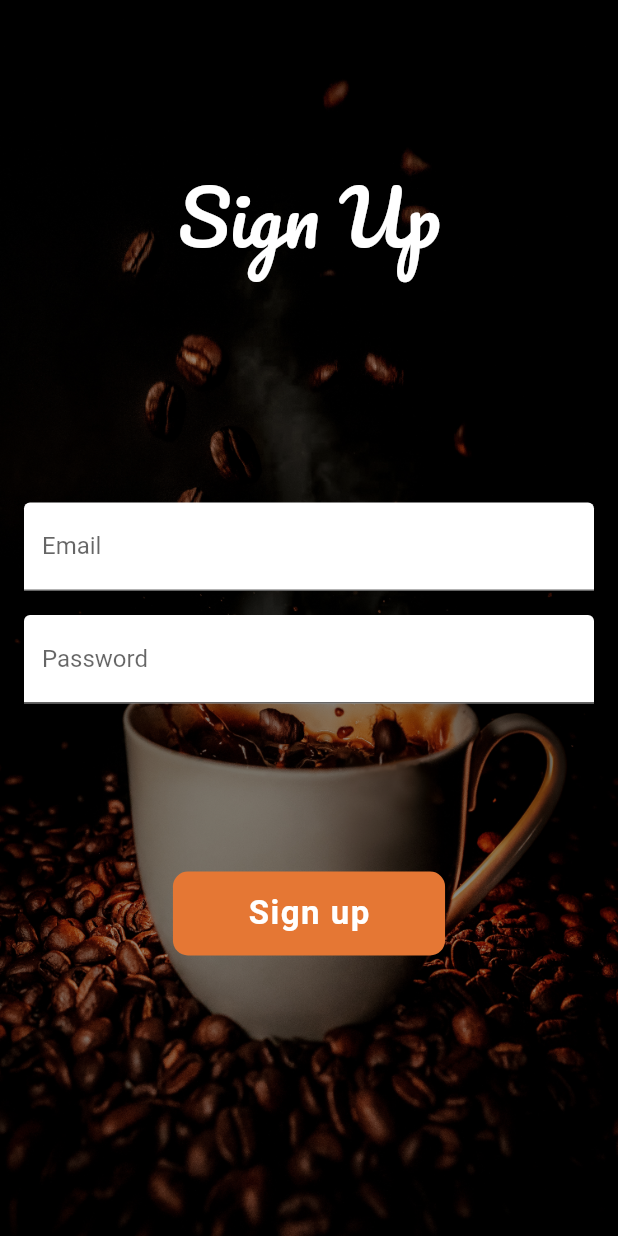
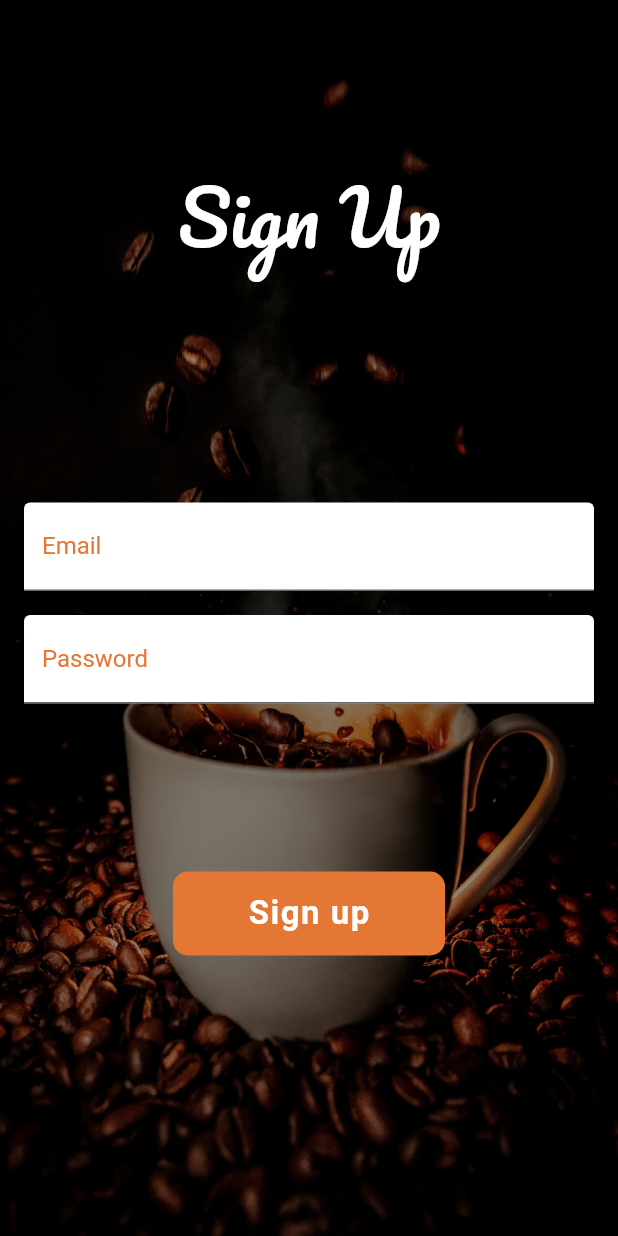
Before and after one commit to rvegarodz/Express_O, a Flutter app: the SignUpPage screen opened directly, on a phone screen of 412 x 824 dp. Run offline on Flutter 3.47's test engine with Material 2 defaults, Android fonts, the phone set to English and light mode, and no system bars; our stand-ins replace cloud_firestore, firebase_auth, firebase_core, google_fonts, logger; accounts and stored records are empty.

Commit message:
fixing text color

```diff
--- a/coffee_shop-main/lib/screens/sign_up_screen.dart
+++ b/coffee_shop-main/lib/screens/sign_up_screen.dart
@@ -121,9 +121,13 @@ class SignUpPageState extends State<SignUpPage> {
                       children: [
                         TextFormField(
                           decoration: const InputDecoration(
-                              labelText: 'Email',
-                              filled: true,
-                              fillColor: Colors.white),
+                            labelText: 'Email',
+                            filled: true,
+                            fillColor: Colors.white,
+                            labelStyle: TextStyle(
+                              color: Color(0xFFE57734),
+                            ),
+                          ),
                           keyboardType: TextInputType.emailAddress,
                           validator: (value) {
                             if (value == null || value.isEmpty) {
@@ -138,9 +142,13 @@ class SignUpPageState extends State<SignUpPage> {
                         const SizedBox(height: 16.0),
                         TextFormField(
                           decoration: const InputDecoration(
-                              labelText: 'Password',
-                              filled: true,
-                              fillColor: Colors.white),
+                            labelText: 'Password',
+                            filled: true,
+                            fillColor: Colors.white,
+                            labelStyle: TextStyle(
+                              color: Color(0xFFE57734),
+                            ),
+                          ),
                           obscureText: true,
                           validator: (value) {
                             if (value == null || value.isEmpty) {
```
